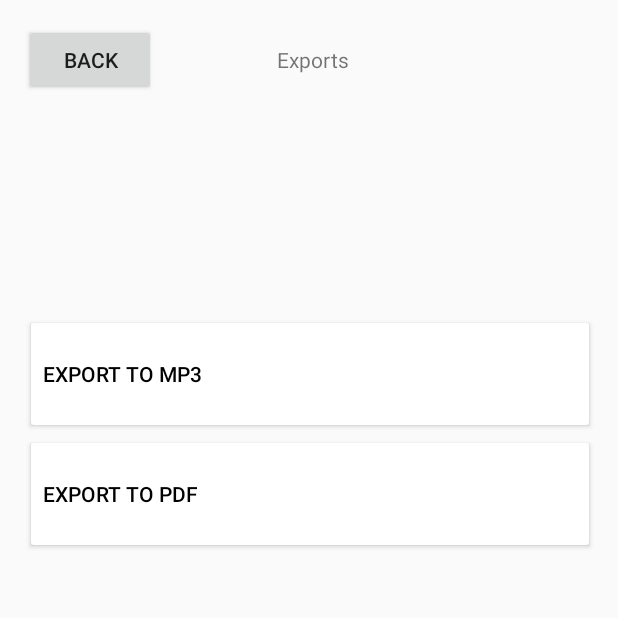
After one commit to CSaintos/ChirpNote, an Android app: the ExportActivity screen opened directly, with no data from a screen before it, on a phone screen of 412 x 824 dp, the top half of it. The commit adds this screen. Run offline under Robolectric (Android 15) with nearby library versions, the phone set to English and light mode, and no system bars.

Commit message:
export activity

```diff
--- /dev/null
+++ b/app/src/main/java/com/example/chirpnote/activities/ExportActivity.java
@@ -0,0 +1,47 @@
+package com.example.chirpnote.activities;
+
+import androidx.appcompat.app.AppCompatActivity;
+
+import android.os.Bundle;
+import android.view.View;
+import android.widget.Button;
+
+import com.example.chirpnote.R;
+
+public class ExportActivity extends AppCompatActivity {
+
+    private Button backButton;
+    private Button toMP3;
+    private Button toPDF;
+
+    @Override
+    protected void onCreate(Bundle savedInstanceState) {
+        super.onCreate(savedInstanceState);
+        setContentView(R.layout.activity_export);
+
+        backButton = (Button) findViewById(R.id.exportBackButton);
+        toMP3 = (Button) findViewById(R.id.exportToMP3Button);
+        toPDF = (Button) findViewById(R.id.exportToPDF);
+
+        backButton.setOnClickListener(new View.OnClickListener() {
+            @Override
+            public void onClick(View v) {
+
+            }
+        });
+
+        toMP3.setOnClickListener(new View.OnClickListener() {
+            @Override
+            public void onClick(View v) {
+
+            }
+        });
+
+        toPDF.setOnClickListener(new View.OnClickListener() {
+            @Override
+            public void onClick(View v) {
+
+            }
+        });
+    }
+}
--- /dev/null
+++ b/app/src/main/res/layout/activity_export.xml
@@ -0,0 +1,63 @@
+<?xml version="1.0" encoding="utf-8"?>
+<androidx.constraintlayout.widget.ConstraintLayout xmlns:android="http://schemas.android.com/apk/res/android"
+    xmlns:app="http://schemas.android.com/apk/res-auto"
+    xmlns:tools="http://schemas.android.com/tools"
+    android:layout_width="match_parent"
+    android:layout_height="match_parent"
+    tools:context=".activities.ExportActivity">
+
+    <Button
+        android:id="@+id/exportToMP3Button"
+        android:layout_width="wrap_content"
+        android:layout_height="wrap_content"
+        android:layout_marginStart="16dp"
+        android:layout_marginTop="160dp"
+        android:layout_marginEnd="15dp"
+        android:width="380dp"
+        android:height="80dp"
+        android:backgroundTint="#FFFFFF"
+        android:text="Export to MP3"
+        android:textAlignment="viewStart"
+        android:textColor="#000000"
+        app:layout_constraintEnd_toEndOf="parent"
+        app:layout_constraintStart_toStartOf="parent"
+        app:layout_constraintTop_toBottomOf="@+id/exportTitleView" />
+
+    <Button
+        android:id="@+id/exportToPDF"
+        android:layout_width="wrap_content"
+        android:layout_height="wrap_content"
+        android:layout_marginStart="16dp"
+        android:layout_marginEnd="15dp"
+        android:width="380dp"
+        android:height="80dp"
+        android:backgroundTint="#FFFFFF"
+        android:text="Export to PDF"
+        android:textAlignment="viewStart"
+        android:textColor="#000000"
+        app:layout_constraintEnd_toEndOf="parent"
+        app:layout_constraintStart_toStartOf="parent"
+        app:layout_constraintTop_toBottomOf="@+id/exportToMP3Button" />
+
+    <Button
+        android:id="@+id/exportBackButton"
+        android:layout_width="wrap_content"
+        android:layout_height="wrap_content"
+        android:layout_marginStart="16dp"
+        android:layout_marginTop="16dp"
+        android:text="Back"
+        app:layout_constraintStart_toStartOf="parent"
+        app:layout_constraintTop_toTopOf="parent" />
+
+    <TextView
+        android:id="@+id/exportTitleView"
+        android:layout_width="wrap_content"
+        android:layout_height="wrap_content"
+        android:layout_marginStart="75dp"
+        android:layout_marginTop="30dp"
+        android:layout_marginEnd="174dp"
+        android:text="Exports"
+        app:layout_constraintEnd_toEndOf="parent"
+        app:layout_constraintStart_toEndOf="@+id/exportBackButton"
+        app:layout_constraintTop_toTopOf="parent" />
+</androidx.constraintlayout.widget.ConstraintLayout>
--- /dev/null
+++ b/app/src/main/res/values/strings.xml
@@ -0,0 +1 @@
+<resources></resources>
```
Also changed, not shown: app/src/main/AndroidManifest.xml (+17 -16 lines), app/src/main/java/com/example/chirpnote/activities/MelodyActivity.java (+9 -9 lines), app/src/main/res/layout/activity_percussion.xml (+30 -0 lines).
